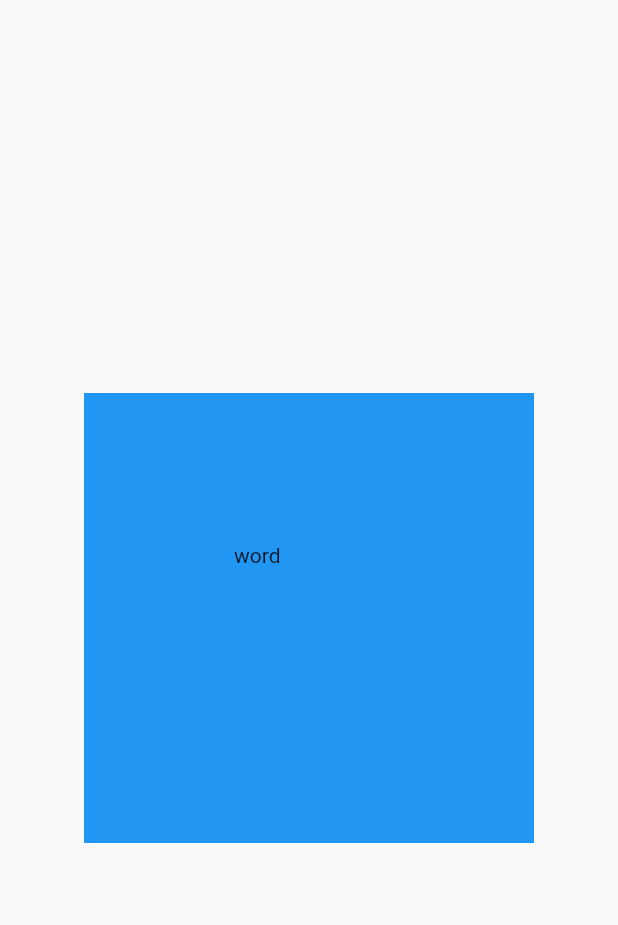
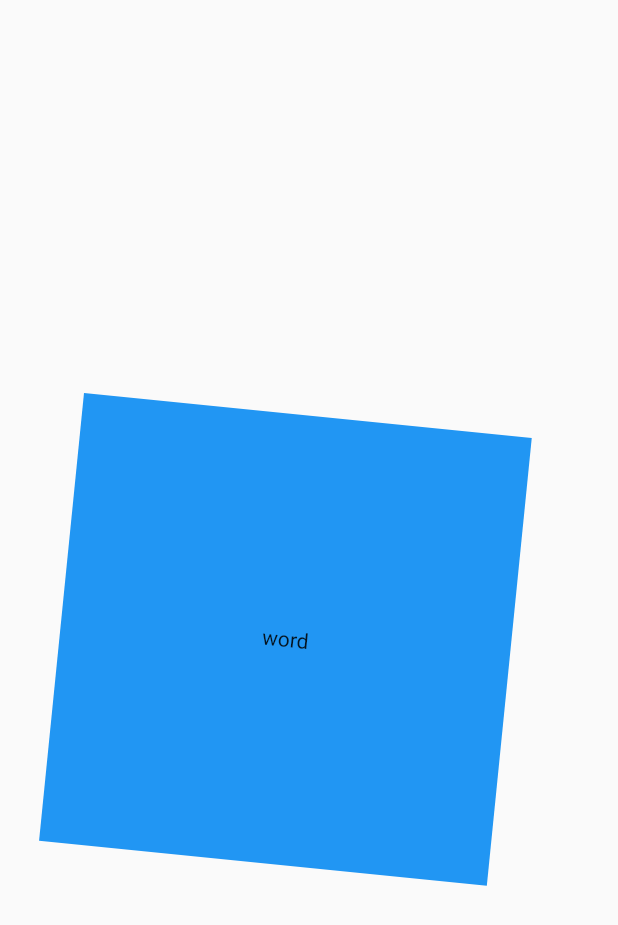
Before and after one commit to nargok/flutter_widget_sample, a Flutter app: the screen it shows after launch, on a phone screen of 412 x 824 dp. Shown: the top 925 px of the screen. Run offline on Flutter 3.47's test engine with Material 2 defaults, Android fonts, the phone set to English and light mode, and no system bars.

```diff
--- a/lib/container_study.dart
+++ b/lib/container_study.dart
@@ -14,7 +14,8 @@ class ContainerStudy extends StatelessWidget {
             width: 300.0,
             height: 300.0,
             child: Text('word'),
-            padding: const EdgeInsets.all(100.0),
+            alignment: Alignment.center,
+            transform: Matrix4.rotationZ(0.1),
           ),
         ),
       ),
```
